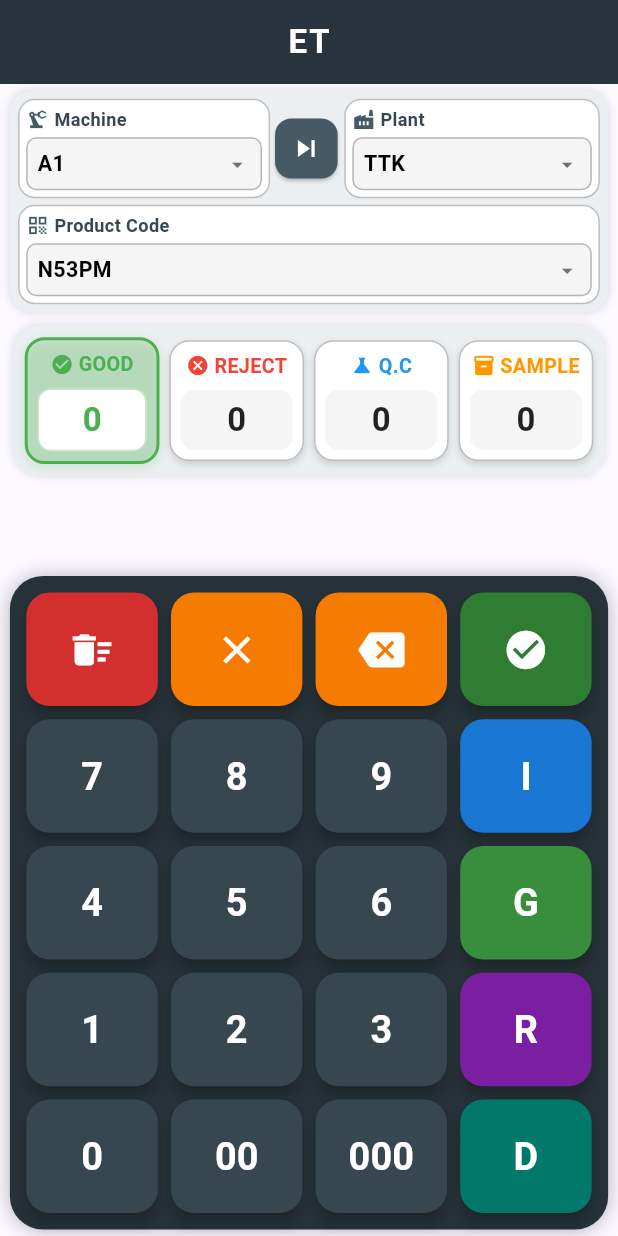
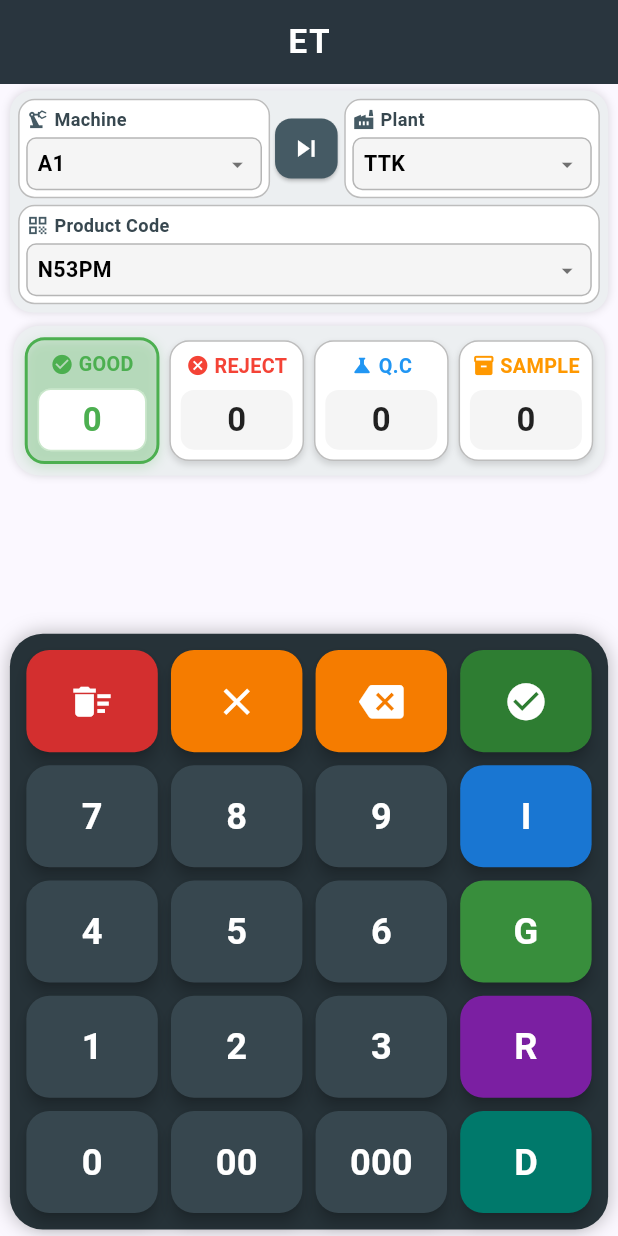
Before and after one commit to mdparvez44/Calculator, a Flutter app: the screen it shows after launch, on a phone screen of 412 x 824 dp. Run offline on Flutter 3.47's test engine with Material 3 defaults, Android fonts, the phone set to English and light mode, and no system bars; our stand-ins replace file_picker, share_plus, sqflite, sqflite_common_ffi; missing offline and left inert: excel; accounts and stored records are empty.

Commit message:
Adjust 5-row Keypad height coverage to 55% of screen height

```diff
--- a/lib/screens/home.dart
+++ b/lib/screens/home.dart
@@ -25,7 +25,7 @@ class HomeScreen extends StatelessWidget {
           builder: (context, constraints) {
             double calculatedRowHeight = (constraints.maxHeight < 600)
                 ? (constraints.maxHeight * 0.072)
-                : (constraints.maxHeight * 0.11).clamp(40.0, 95.0);
+                : (constraints.maxHeight * 0.10).clamp(40.0, 90.0);
 
             return Column(
               children: [
--- a/lib/widgets/keypad.dart
+++ b/lib/widgets/keypad.dart
@@ -74,11 +74,11 @@ class Keypad extends StatelessWidget {
           child: FittedBox(
             fit: BoxFit.scaleDown,
             child: icon != null
-                ? Icon(icon, size: 28 * scale, color: Colors.white)
+                ? Icon(icon, size: 27 * scale, color: Colors.white)
                 : Text(
                     text,
                     style: TextStyle(
-                      fontSize: 23 * scale,
+                      fontSize: 22 * scale,
                       fontWeight: FontWeight.bold,
                       color: textColor,
                     ),
@@ -90,7 +90,7 @@ class Keypad extends StatelessWidget {
   }
 
   Widget row(BuildContext context, List<Widget> buttons, double scale) {
-    double h = rowHeight ?? (70.0 * scale);
+    double h = rowHeight ?? (64.0 * scale);
     return SizedBox(
       height: h,
       child: Row(
```
